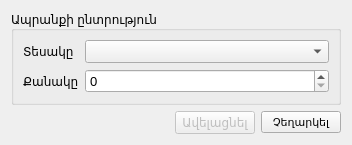
ADCompany/AD-Farm, file src/addstoreitem.ui: the form before one commit.
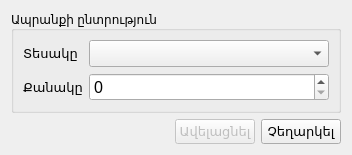
The form after the commit. Icons and pictures are not drawn.

Patch:
```diff
--- a/src/addstoreitem.ui
+++ b/src/addstoreitem.ui
@@ -34,6 +34,11 @@
         </property>
         <item row="0" column="0">
          <widget class="QLabel" name="label">
+          <property name="font">
+           <font>
+            <pointsize>10</pointsize>
+           </font>
+          </property>
           <property name="text">
            <string>Տեսակը</string>
           </property>
@@ -43,13 +48,18 @@
          <widget class="QComboBox" name="cbxItemType">
           <property name="font">
            <font>
-            <pointsize>10</pointsize>
+            <pointsize>12</pointsize>
            </font>
           </property>
          </widget>
         </item>
         <item row="1" column="0">
          <widget class="QLabel" name="label_2">
+          <property name="font">
+           <font>
+            <pointsize>10</pointsize>
+           </font>
+          </property>
           <property name="text">
            <string>Քանակը</string>
           </property>
@@ -59,7 +69,7 @@
          <widget class="QSpinBox" name="sbxCount">
           <property name="font">
            <font>
-            <pointsize>10</pointsize>
+            <pointsize>12</pointsize>
            </font>
           </property>
           <property name="maximum">
@@ -92,6 +102,11 @@
        <property name="enabled">
         <bool>false</bool>
        </property>
+       <property name="font">
+        <font>
+         <pointsize>10</pointsize>
+        </font>
+       </property>
        <property name="text">
         <string>Ավելացնել</string>
        </property>
@@ -105,7 +120,7 @@
       <widget class="QPushButton" name="btnCancel">
        <property name="font">
         <font>
-         <pointsize>8</pointsize>
+         <pointsize>10</pointsize>
         </font>
        </property>
        <property name="text">
```
